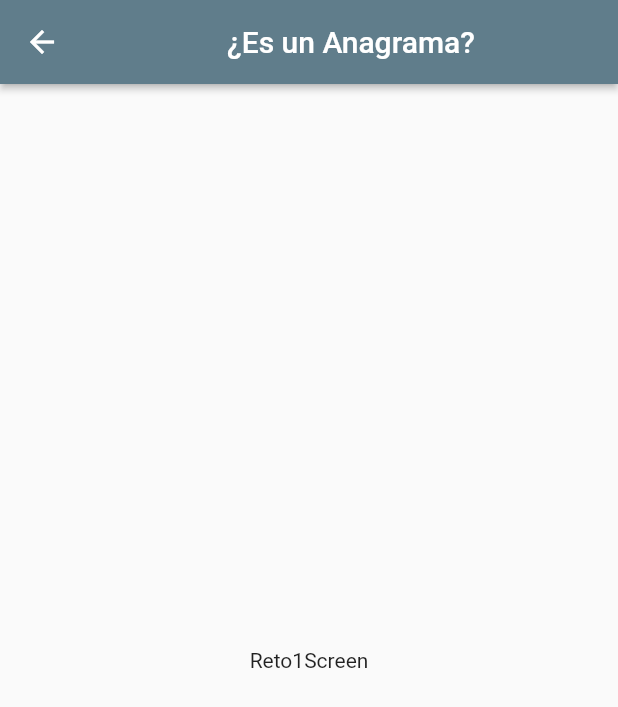
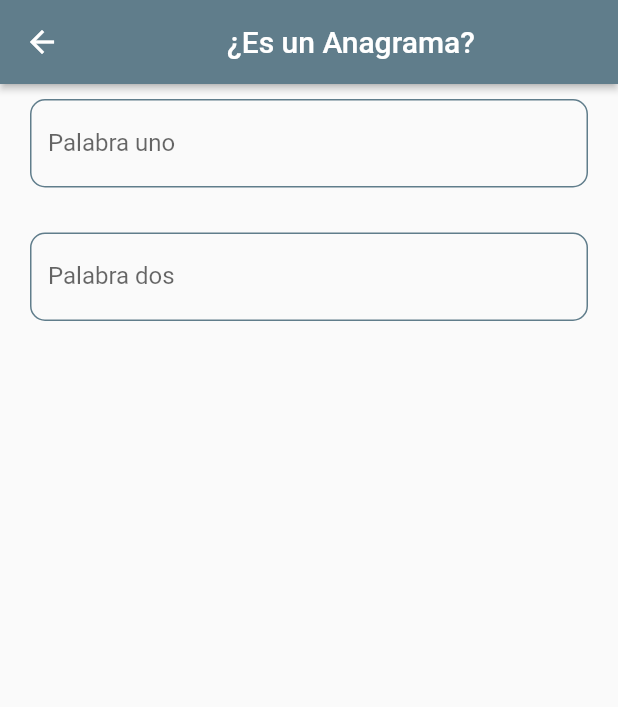
Before and after one commit to cT4pia94/Weekly-Challenge-2022-Flutter, a Flutter app: the Reto1Screen screen opened by its route, on a phone screen of 412 x 824 dp. Shown: the top 707 px of the screen. Run offline on Flutter 3.47's test engine with Material 2 defaults, Android fonts, the phone set to English and light mode, and no system bars.

Commit message:
Theme default para inputs, enlace de key con el form de los inputs

```diff
--- a/lib/screens/reto_1.dart
+++ b/lib/screens/reto_1.dart
@@ -1,18 +1,51 @@
 import 'package:flutter/material.dart';
+import 'package:weekly_challenge_2022_flutter/widgets/widgets.dart';
 
 class Reto1Screen extends StatelessWidget {
   const Reto1Screen({Key? key}) : super(key: key);
 
   @override
   Widget build(BuildContext context) {
+    final GlobalKey<FormState> myFormKey = GlobalKey<FormState>();
+
+    final Map<String, String> formValues = {
+      'primary_text': 'Anagrama',
+      'secondary_text': 'Anagrama',
+    };
+
     return Scaffold(
       appBar: AppBar(
         title: const Center(
           child: Text('¿Es un Anagrama?'),
         ),
       ),
-      body: const Center(
-        child: Text('Reto1Screen'),
+      body: SingleChildScrollView(
+        child: Padding(
+          padding: const EdgeInsets.symmetric(
+            horizontal: 20,
+            vertical: 10,
+          ),
+          child: Form(
+            key: myFormKey,
+            child: Column(
+              children: [
+                CustomInput(
+                  labelText: 'Palabra uno',
+                  hintText: 'Anagrama',
+                  formProperty: 'primary_text',
+                  formValues: formValues,
+                ),
+                const SizedBox(height: 30),
+                CustomInput(
+                  labelText: 'Palabra dos',
+                  hintText: 'Anagrama',
+                  formProperty: 'secondary_text',
+                  formValues: formValues,
+                ),
+              ],
+            ),
+          ),
+        ),
       ),
     );
   }
--- a/lib/theme/app_theme.dart
+++ b/lib/theme/app_theme.dart
@@ -13,5 +13,33 @@ class AppTheme {
       color: primary,
       elevation: 2,
     ),
+
+    // InputDecoration Theme
+    inputDecorationTheme: const InputDecorationTheme(
+      floatingLabelStyle: TextStyle(
+        color: primary,
+      ),
+      enabledBorder: OutlineInputBorder(
+        borderSide: BorderSide(
+          color: primary,
+        ),
+        borderRadius: BorderRadius.all(
+          Radius.circular(10),
+        ),
+      ),
+      focusedBorder: OutlineInputBorder(
+        borderSide: BorderSide(
+          color: primary,
+        ),
+        borderRadius: BorderRadius.all(
+          Radius.circular(10),
+        ),
+      ),
+      border: OutlineInputBorder(
+        borderRadius: BorderRadius.all(
+          Radius.circular(10),
+        ),
+      ),
+    ),
   );
 }
--- a/lib/widgets/custom_input.dart
+++ b/lib/widgets/custom_input.dart
@@ -12,7 +12,7 @@ class CustomInput extends StatelessWidget {
     this.prefixIcon,
     this.keyboardType,
     this.obscureText = false,
-    required this.fromProperty,
+    required this.formProperty,
     required this.formValues,
   }) : super(key: key);
 
@@ -26,7 +26,7 @@ class CustomInput extends StatelessWidget {
   final TextInputType? keyboardType;
   final bool obscureText;
 
-  final String fromProperty;
+  final String formProperty;
   final Map<String, String> formValues;
 
   @override
@@ -37,7 +37,7 @@ class CustomInput extends StatelessWidget {
       textCapitalization: TextCapitalization.words,
       obscureText: obscureText,
       keyboardType: keyboardType,
-      onChanged: (value) => formValues[fromProperty] = value,
+      onChanged: (value) => formValues[formProperty] = value,
       validator: (value) {
         if (value == null) return 'Campo requerido';
       },
```
